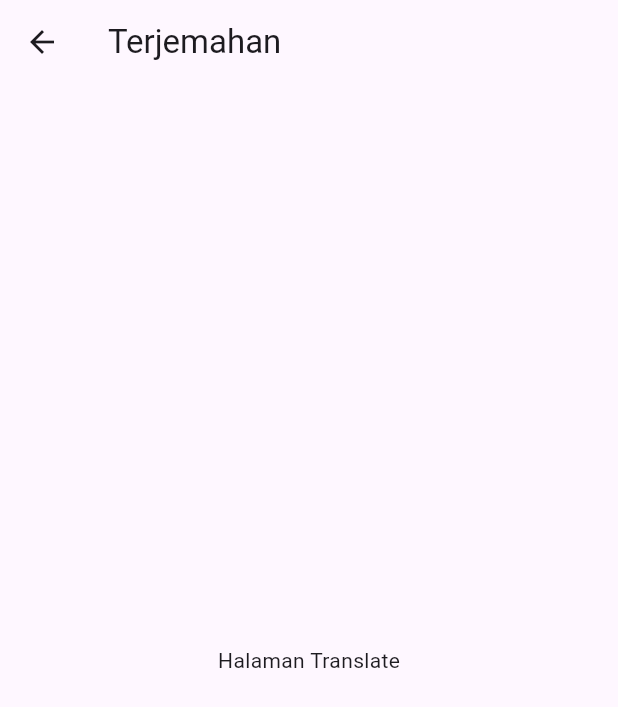
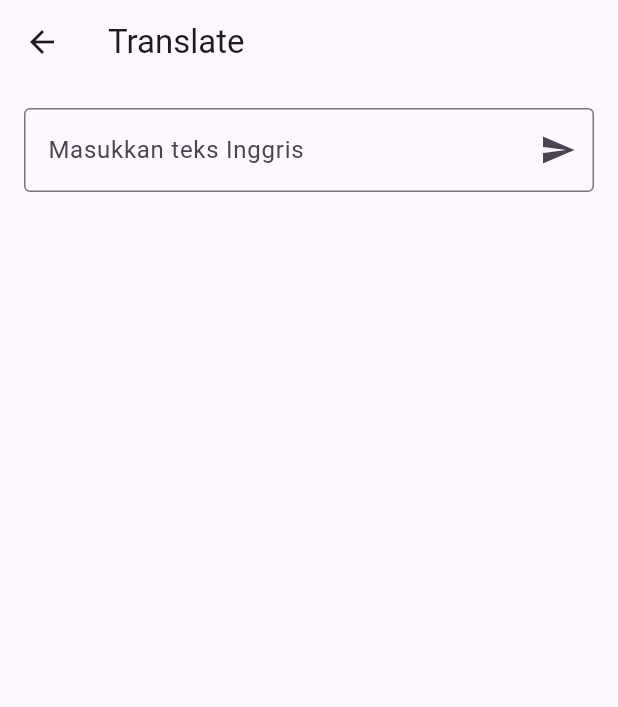
Before and after one commit to uswatun05/wordwise, a Flutter app: the TranslatePage screen opened directly, on a phone screen of 412 x 824 dp. Shown: the top 707 px of the screen. Run offline on Flutter 3.47's test engine with Material 3 defaults, Android fonts, the phone set to English and light mode, and no system bars; our stand-ins replace lottie.

Commit message:
part 4: menambahkan api untuk translate

```diff
--- a/lib/screens/home.dart
+++ b/lib/screens/home.dart
@@ -3,7 +3,7 @@ import 'translate.dart';
 import 'word_of_day.dart';
 import 'history.dart';
 import '../api/dictionary.dart';
-import 'package:flutter_typeahead/flutter_typeahead.dart';
+
 
 class HomePage extends StatefulWidget {
   @override
--- a/lib/screens/translate.dart
+++ b/lib/screens/translate.dart
@@ -1,15 +1,52 @@
 import 'package:flutter/material.dart';
+import '../api/api_translate.dart';
 
-class TranslatePage extends StatelessWidget {
+class TranslatePage extends StatefulWidget {
   @override
-  Widget build(BuildContext context) {
-    return Scaffold(
-      appBar: AppBar(
-        title: Text('Terjemahan'),
-      ),
-      body: Center(
-        child: Text('Halaman Translate'),
-      ),
-    );
+  _TranslatePageState createState() => _TranslatePageState();
+}
+
+class _TranslatePageState extends State<TranslatePage> {
+  final _ctrl = TextEditingController();
+  bool _loading = false;
+  String _output = '';
+
+  void _doTranslate() async {
+    if (_ctrl.text.trim().isEmpty) return;
+    setState(() {
+      _loading = true;
+      _output = '';
+    });
+    try {
+      _output = await TranslateService.translate(_ctrl.text.trim());
+    } catch (e) {
+      _output = 'Error translate';
+    }
+    setState(() => _loading = false);
   }
+
+  @override
+  Widget build(BuildContext ctx) => Scaffold(
+    appBar: AppBar(title: Text('Translate')),
+    body: Padding(
+      padding: EdgeInsets.all(16),
+      child: Column(children: [
+        TextField(
+          controller: _ctrl,
+          decoration: InputDecoration(
+            hintText: 'Masukkan teks Inggris',
+            border: OutlineInputBorder(),
+            suffixIcon: IconButton(icon: Icon(Icons.send), onPressed: _doTranslate),
+          ),
+          onSubmitted: (_) => _doTranslate(),
+        ),
+        SizedBox(height: 20),
+        _loading
+          ? CircularProgressIndicator()
+          : _output.isNotEmpty
+            ? Text(_output, style: TextStyle(fontSize: 18))
+            : SizedBox(),
+      ]),
+    ),
+  );
 }
--- a/pubspec.yaml
+++ b/pubspec.yaml
@@ -32,6 +32,7 @@ dependencies:
     sdk: flutter
   lottie: ^2.7.0
   http: ^0.13.6
+
   # The following adds the Cupertino Icons font to your application.
   # Use with the CupertinoIcons class for iOS style icons.
   cupertino_icons: ^1.0.8
```
Also changed, not shown: lib/api/api_translate.dart (added, +19 -0 lines), lib/api/translate.dart (deleted).
